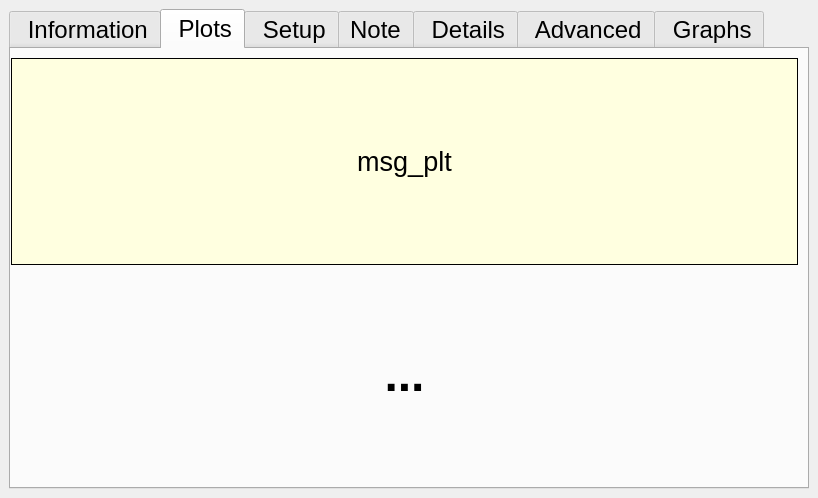
Before: the Qt Designer form ddh/gui/designer_main.ui in LowellInstruments/ddh_old, drawn with Qt 5.
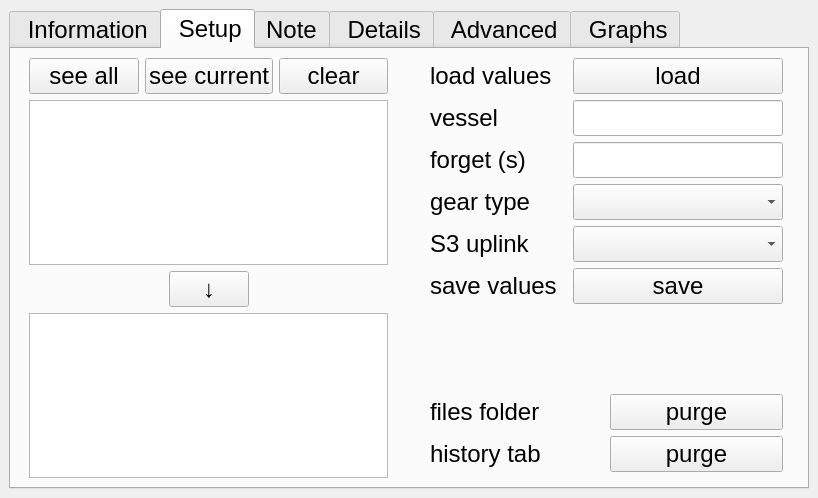
After: the same form once the commit is applied. Icons and pictures are not drawn.

Commit message: removed plots

The edit to the form file:
```diff
--- a/ddh/gui/designer_main.ui
+++ b/ddh/gui/designer_main.ui
@@ -630,70 +630,6 @@
         </item>
        </layout>
       </widget>
-      <widget class="QWidget" name="tab_plots">
-       <attribute name="title">
-        <string> Plots</string>
-       </attribute>
-       <layout class="QVBoxLayout" name="verticalLayout_4">
-        <property name="leftMargin">
-         <number>0</number>
-        </property>
-        <item>
-         <widget class="QLabel" name="lbl_plt_msg">
-          <property name="font">
-           <font>
-            <pointsize>20</pointsize>
-           </font>
-          </property>
-          <property name="styleSheet">
-           <string notr="true">background: lightyellow;</string>
-          </property>
-          <property name="frameShape">
-           <enum>QFrame::Box</enum>
-          </property>
-          <property name="text">
-           <string>msg_plt</string>
-          </property>
-          <property name="alignment">
-           <set>Qt::AlignCenter</set>
-          </property>
-          <property name="wordWrap">
-           <bool>true</bool>
-          </property>
-         </widget>
-        </item>
-        <item>
-         <widget class="QLabel" name="lbl_plt_bsy">
-          <property name="font">
-           <font>
-            <pointsize>36</pointsize>
-            <weight>75</weight>
-            <bold>true</bold>
-           </font>
-          </property>
-          <property name="text">
-           <string>...</string>
-          </property>
-          <property name="alignment">
-           <set>Qt::AlignCenter</set>
-          </property>
-         </widget>
-        </item>
-        <item>
-         <layout class="QVBoxLayout" name="vl_3">
-          <property name="spacing">
-           <number>0</number>
-          </property>
-          <property name="sizeConstraint">
-           <enum>QLayout::SetDefaultConstraint</enum>
-          </property>
-          <property name="leftMargin">
-           <number>0</number>
-          </property>
-         </layout>
-        </item>
-       </layout>
-      </widget>
       <widget class="QWidget" name="tab_setup">
        <attribute name="title">
         <string> Setup</string>
```
Left out of the diff: 2 changed lines with no effect on the pictures. The commit also changes 16 other files.
